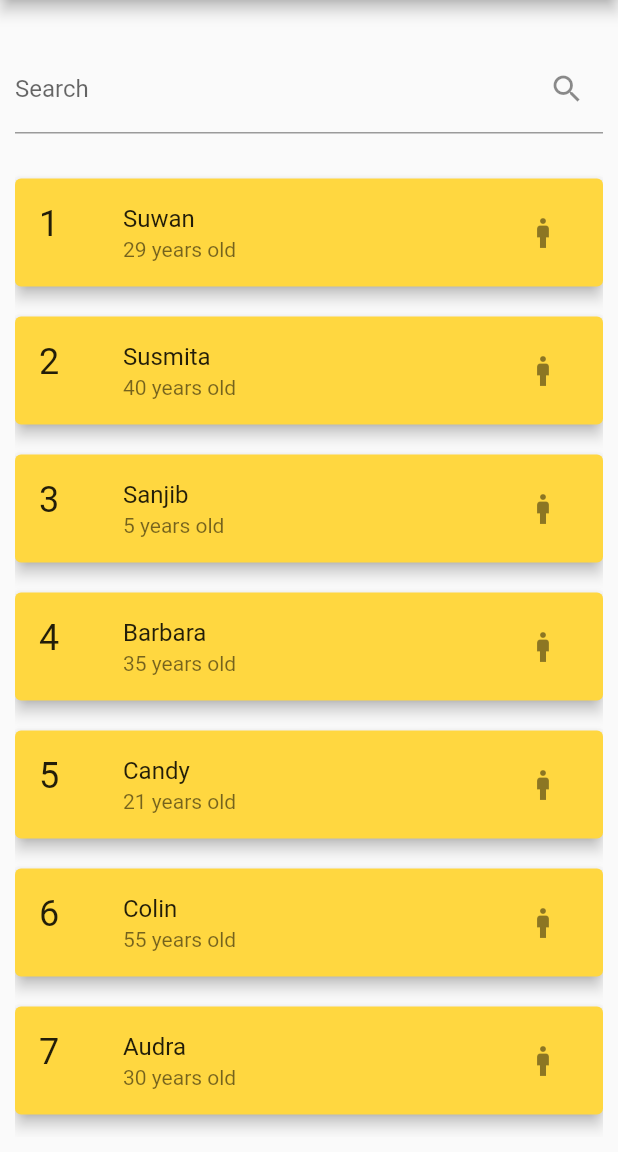
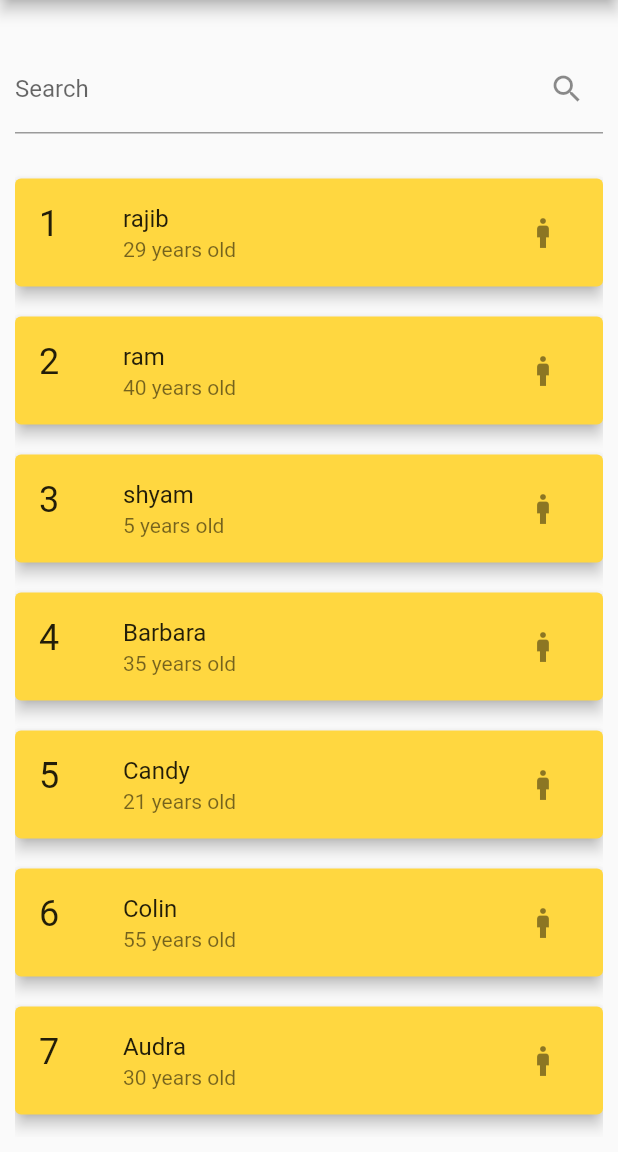
Before and after one commit to susmita-sharma/firebase_database_futter, a Flutter app: the FirstPageObj screen opened directly, on a phone screen of 412 x 824 dp, the part 84-1236 px from its top. Run offline on Flutter 3.47's test engine with Material 2 defaults, Android fonts, the phone set to English and light mode, and no system bars; our stand-ins replace cloud_firestore, csv, firebase_auth, firebase_core, modal_progress_hud_nsn; missing offline and left inert: flutter_phone_direct_caller; accounts and stored records are empty.

Commit message:
person data type json loading

```diff
--- a/assets/data.json
+++ b/assets/data.json
@@ -1,6 +1,13 @@
+
 [
-{"id": 1, "name": "Suwan", "age": 29},
-{"id": 2, "name": "Susmita", "age": 40},
-{"id": 3, "name": "Sanjib", "age": 5},
-{"id": 4, "name": "Barbara", "age": 35}
-]
+{"id": 7781, "name": "rajib", "age": 29},
+{"id": 7780, "name": "ram", "age": 40},
+{"id": 3312, "name": "shyam", "age": 5},
+{"id": 2932, "name": "Barbara", "age": 35},
+{"id": 1353, "name": "Candy", "age": 21},
+{"id": 2374, "name": "Colin", "age": 55},
+{"id": 1234, "name": "Audra", "age": 30},
+{"id": 9212, "name": "Banana", "age": 14},
+{"id": 7843, "name": "Caversky", "age": 100},
+{"id": 1010, "name": "Becky", "age": 32}
+  ]
--- a/lib/firstPageObjNavigation.dart
+++ b/lib/firstPageObjNavigation.dart
@@ -1,9 +1,9 @@
+import 'dart:convert';
 
 import 'package:flutter/material.dart';
+import 'package:flutter/services.dart';
 import 'secondPageObjNavigation.dart';
 import 'package:flutter_phone_direct_caller/flutter_phone_direct_caller.dart';
-
-
 
 class Person {
   final String name;
@@ -12,7 +12,6 @@ class Person {
 
   Person({required this.name, required this.age, required this.id});
 }
-
 
 class FirstPageObj extends StatefulWidget {
   const FirstPageObj({Key? key}) : super(key: key);
@@ -25,25 +24,18 @@ class _FirstPageObj extends State<FirstPageObj> {
   // This holds a list of fiction users
   // You can use data fetched from a database or a server as well
 
-  List<Map<String, dynamic>> _allUsers = [
-    {"id": 7781, "name": "Suwan", "age": 29},
-    {"id": 7780, "name": "Susmita", "age": 40},
-    {"id": 3312, "name": "Sanjib", "age": 5},
-    {"id": 2932, "name": "Barbara", "age": 35},
-    {"id": 1353, "name": "Candy", "age": 21},
-    {"id": 2374, "name": "Colin", "age": 55},
-    {"id": 1234, "name": "Audra", "age": 30},
-    {"id": 9212, "name": "Banana", "age": 14},
-    {"id": 7843, "name": "Caversky", "age": 100},
-    {"id": 1010, "name": "Becky", "age": 32}
-  ];
+  late List<Person> _allUsers;
 
   // This list holds the data for the list view
-  List<Map<String, dynamic>> _foundUsers = [];
+   List<Person> _foundUsers = [];
   @override
-  initState() {
-    // at the beginning, all users are shown
-    _foundUsers = _allUsers;
+  void initState() {
+    loadJsonData().then((Persons) {
+      setState(() {
+        _allUsers = Persons;
+        _foundUsers = Persons;
+      });
+    });
     super.initState();
   }
 
@@ -52,24 +44,21 @@ class _FirstPageObj extends State<FirstPageObj> {
     int? userInt = int.tryParse(enteredKeyword);
     print(userInt);
 
-    List<Map<String, dynamic>> results = [];
+    List<Person> results = [];
     if (enteredKeyword.isEmpty) {
       // if the search field is empty or only contains white-space, we'll display all users
       results = _allUsers;
-    }
-
-    else if (userInt != null){
+    } else if (userInt != null) {
       results = _allUsers
           .where((userData) =>
-          (userData['id'].toString()).contains(enteredKeyword.toString()))
+              (userData.id.toString()).contains(enteredKeyword.toString()))
           .toList();
-
-
-    }
-    else { // else (enteredKeyword.isString) { } elseif { userData["id"] }
+    } else {
+      // else (enteredKeyword.isString) { } elseif { userData["id"] }
       results = _allUsers
-          .where((userData) =>
-          userData["name"].toLowerCase().contains(enteredKeyword.toLowerCase()))
+          .where((userData) => userData.name
+              .toLowerCase()
+              .contains(enteredKeyword.toLowerCase()))
           .toList();
       // we use the toLowerCase() method to make it case-insensitive
     }
@@ -106,18 +95,18 @@ class _FirstPageObj extends State<FirstPageObj> {
                   ? ListView.builder(
                       itemCount: _foundUsers.length,
                       itemBuilder: (context, index) => Card(
-                  key: ValueKey(_foundUsers[index]["id"]),
+                        key: ValueKey(_foundUsers[index].id),
                         color: Colors.amberAccent,
                         elevation: 4,
                         margin: const EdgeInsets.symmetric(vertical: 10),
-                  child:ListTile(
+                        child: ListTile(
                           leading: Text(
-                      (index+1).toString(),
+                            (index + 1).toString(),
                             style: const TextStyle(fontSize: 24),
                           ),
-                    title: Text(_foundUsers[index]['name']),
+                          title: Text(_foundUsers[index].name),
                           subtitle: Text(
-                        '${_foundUsers[index]["age"].toString()} years old'),
+                              '${_foundUsers[index].age.toString()} years old'),
                           trailing: IconButton(
                             icon: Icon(Icons.man),
                             onPressed: () {
@@ -125,14 +114,17 @@ class _FirstPageObj extends State<FirstPageObj> {
                               Navigator.push(
                                 context,
                                 MaterialPageRoute(
-                            builder: (context) => SecondPage(person: Person(name:_foundUsers[index]['name'], age: _foundUsers[index]["age"], id:_foundUsers[index]['id']  )),
+                                  builder: (context) => SecondPage(
+                                      person: Person(
+                                          name: _foundUsers[index].name,
+                                          age: _foundUsers[index].age,
+                                          id: _foundUsers[index].id)),
                                 ),
                               );
                             },
                           ),
                         ),
                       ),
-
                     )
                   : const Text(
                       'No results found',
@@ -151,3 +143,23 @@ _callNumber() async {
   const number = '9851141621'; //set the number here
   bool? res = await FlutterPhoneDirectCaller.callNumber(number);
 }
+
+Future<List<Person>> loadJsonData() async {
+  final jsonString = await rootBundle.loadString("assets/data.json");
+  List<dynamic> jsonList = json.decode(jsonString);
+
+  // List<dynamic> jsonString = [
+  //   {"id": 1, "name": "Suwan", "age": 29},
+  //   {"id": 2, "name": "Susmita", "age": 40},
+  //   {"id": 3, "name": "Sanjib", "age": 5},
+  //   {"id": 4, "name": "Barbara", "age": 35}
+  // ];
+  print("@@@@ trying to map");
+// Convert JSON list to list of Person instances
+  List<Person> personList = jsonList
+      .map((jsonsData) => Person(
+          id: jsonsData["id"], name: jsonsData["name"], age: jsonsData["age"]))
+      .toList();
+  print(personList);
+  return personList;
+}
--- a/lib/secondPageObjNavigation.dart
+++ b/lib/secondPageObjNavigation.dart
@@ -1,9 +1,6 @@
 
 import 'package:flutter/material.dart';
 import 'firstPageObjNavigation.dart';
-
-
-
 
 class SecondPage extends StatelessWidget {
   final Person person;
```
Also changed, not shown: lib/firstPageObjNavigationBackUP.dart (added, +148 -0 lines). Lines whose indentation alone changed are shown as unchanged.
